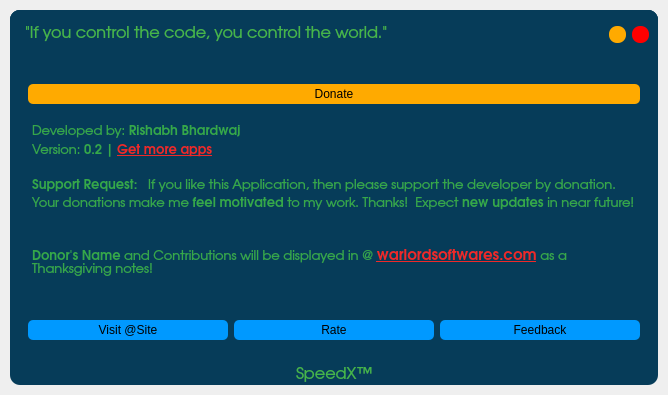
The window that src/ui_main.ui (rishabh3354/SPEEDX) describes before a commit, drawn with Qt 5.
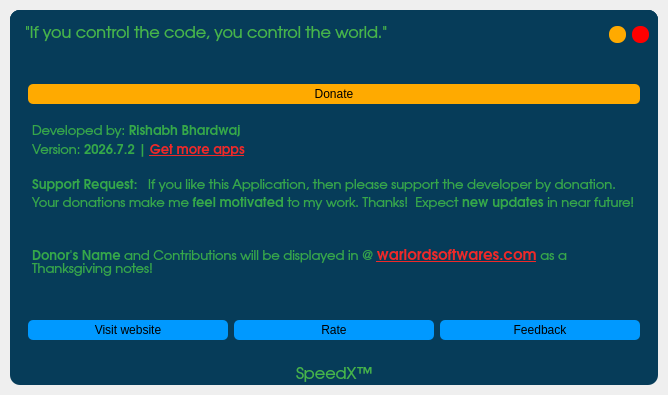
The same window after the commit. Icons and pictures are not drawn.

Diff of the .ui file:
```diff
--- a/src/ui_main.ui
+++ b/src/ui_main.ui
@@ -1476,7 +1476,7 @@
 &lt;/style&gt;&lt;/head&gt;&lt;body style=&quot; font-family:'URW Gothic'; font-size:11pt; font-weight:400; font-style:normal;&quot;&gt;
 &lt;p style=&quot; margin-top:0px; margin-bottom:0px; margin-left:0px; margin-right:0px; -qt-block-indent:0; text-indent:0px;&quot;&gt;&lt;img src=&quot;:/resource/resource/speedx.png&quot; height=&quot;20&quot; /&gt;&lt;/p&gt;
 &lt;p style=&quot; margin-top:0px; margin-bottom:0px; margin-left:0px; margin-right:0px; -qt-block-indent:0; text-indent:0px;&quot;&gt;&lt;span style=&quot; font-family:'Ubuntu'; font-size:10pt; color:#35a849;&quot;&gt;Developed by: &lt;/span&gt;&lt;span style=&quot; font-family:'Ubuntu'; font-size:10pt; font-weight:600; color:#35a849;&quot;&gt;Rishabh Bhardwaj&lt;/span&gt;&lt;/p&gt;
-&lt;p style=&quot; margin-top:0px; margin-bottom:0px; margin-left:0px; margin-right:0px; -qt-block-indent:0; text-indent:0px;&quot;&gt;&lt;span style=&quot; font-family:'Ubuntu'; font-size:10pt; color:#35a849;&quot;&gt;Version: &lt;/span&gt;&lt;span style=&quot; font-family:'Ubuntu'; font-size:10pt; font-weight:600; color:#35a849;&quot;&gt;0.2 | &lt;/span&gt;&lt;a href=&quot;https://snapcraft.io/search?q=rishabh&quot;&gt;&lt;span style=&quot; font-family:'Ubuntu'; font-size:10pt; font-weight:600; text-decoration: underline; color:#ef2929;&quot;&gt;Get more apps&lt;/span&gt;&lt;/a&gt;&lt;/p&gt;
+&lt;p style=&quot; margin-top:0px; margin-bottom:0px; margin-left:0px; margin-right:0px; -qt-block-indent:0; text-indent:0px;&quot;&gt;&lt;span style=&quot; font-family:'Ubuntu'; font-size:10pt; color:#35a849;&quot;&gt;Version: &lt;/span&gt;&lt;span style=&quot; font-family:'Ubuntu'; font-size:10pt; font-weight:600; color:#35a849;&quot;&gt;2026.7.2 | &lt;/span&gt;&lt;a href=&quot;https://snapcraft.io/search?q=rishabh&quot;&gt;&lt;span style=&quot; font-family:'Ubuntu'; font-size:10pt; font-weight:600; text-decoration: underline; color:#ef2929;&quot;&gt;Get more apps&lt;/span&gt;&lt;/a&gt;&lt;/p&gt;
 &lt;p style=&quot;-qt-paragraph-type:empty; margin-top:0px; margin-bottom:0px; margin-left:0px; margin-right:0px; -qt-block-indent:0; text-indent:0px; font-family:'Ubuntu'; font-size:10pt; color:#35a849;&quot;&gt;&lt;br /&gt;&lt;/p&gt;
 &lt;p style=&quot; margin-top:0px; margin-bottom:0px; margin-left:0px; margin-right:0px; -qt-block-indent:0; text-indent:0px;&quot;&gt;&lt;span style=&quot; font-family:'Ubuntu'; font-size:10pt; font-weight:600; color:#35a849;&quot;&gt;Support Request:&lt;/span&gt;&lt;span style=&quot; font-family:'Ubuntu'; font-size:10pt; color:#35a849;&quot;&gt;   If you like this Application, then please support the developer by donation. Your donations make me &lt;/span&gt;&lt;span style=&quot; font-family:'Ubuntu'; font-size:10pt; font-weight:600; color:#35a849;&quot;&gt;feel motivated&lt;/span&gt;&lt;span style=&quot; font-family:'Ubuntu'; font-size:10pt; color:#35a849;&quot;&gt; to my work. Thanks!  Expect &lt;/span&gt;&lt;span style=&quot; font-family:'Ubuntu'; font-size:10pt; font-weight:600; color:#35a849;&quot;&gt;new updates&lt;/span&gt;&lt;span style=&quot; font-family:'Ubuntu'; font-size:10pt; color:#35a849;&quot;&gt; in near future!&lt;/span&gt;&lt;/p&gt;
 &lt;p style=&quot;-qt-paragraph-type:empty; margin-top:0px; margin-bottom:0px; margin-left:0px; margin-right:0px; -qt-block-indent:0; text-indent:0px; font-family:'Ubuntu'; font-size:10pt; color:#35a849;&quot;&gt;&lt;br /&gt;&lt;/p&gt;
@@ -1512,7 +1512,7 @@
 </string>
                     </property>
                     <property name="text">
-                     <string>Visit @Site</string>
+                     <string>Visit website</string>
                     </property>
                     <property name="icon">
                      <iconset resource="resource.qrc">
```
